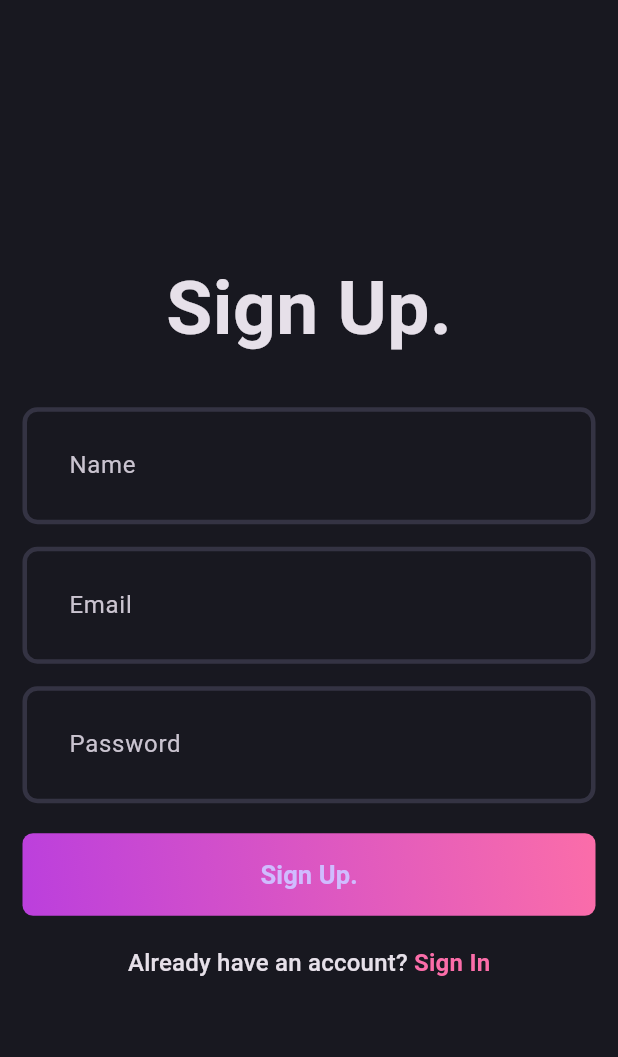
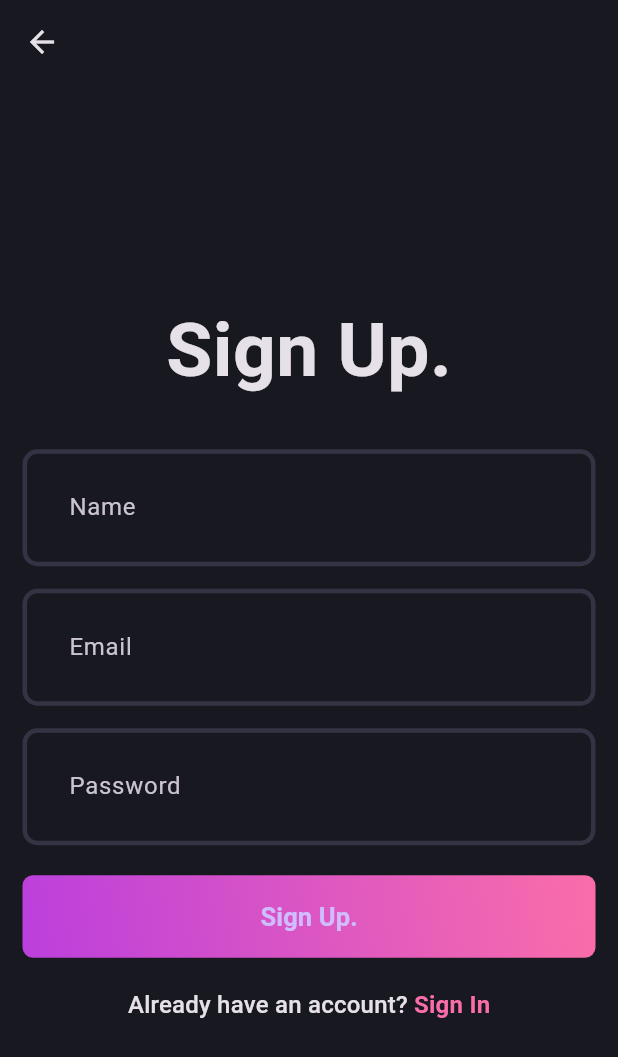
Before and after one commit to NickName-AM/flutter_blog_app, a Flutter app: the SignUpPage screen opened directly, on a phone screen of 412 x 824 dp. Shown: the top 1057 px of the screen. Run offline on Flutter 3.47's test engine with Material 3 defaults, Android fonts, the phone set to English and light mode, and no system bars.

Commit message:
appBar: signup_page

```diff
--- a/lib/core/theme/theme.dart
+++ b/lib/core/theme/theme.dart
@@ -18,5 +18,8 @@ class AppTheme{
       enabledBorder: _border(),
       focusedBorder: _border(AppPallete.gradient2),
     ),
+    appBarTheme: AppBarTheme(
+      backgroundColor: AppPallete.backgroundColor,
+    ),
   );
 }
--- a/lib/features/auth/presentation/pages/signup_page.dart
+++ b/lib/features/auth/presentation/pages/signup_page.dart
@@ -35,6 +35,7 @@ class _SignUpPageState extends State<SignUpPage> {
   @override
   Widget build(BuildContext context) {
     return Scaffold(
+      appBar: AppBar(),
       body: Padding(
         padding: const EdgeInsets.all(15.0),
         child: Form(
```
